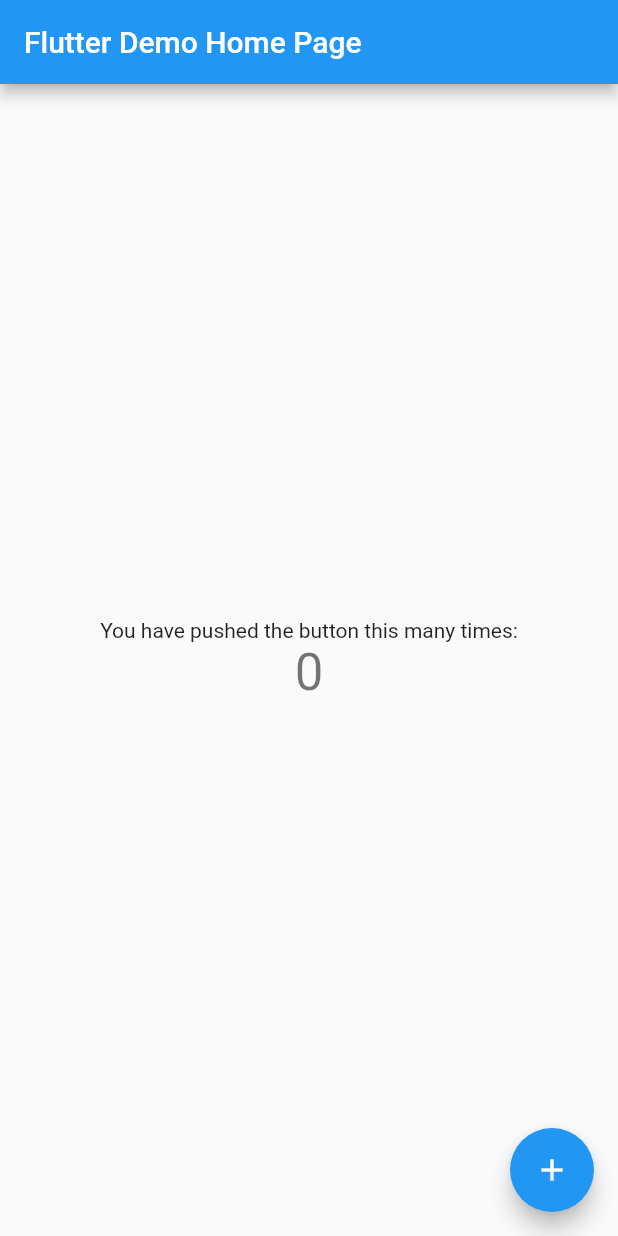
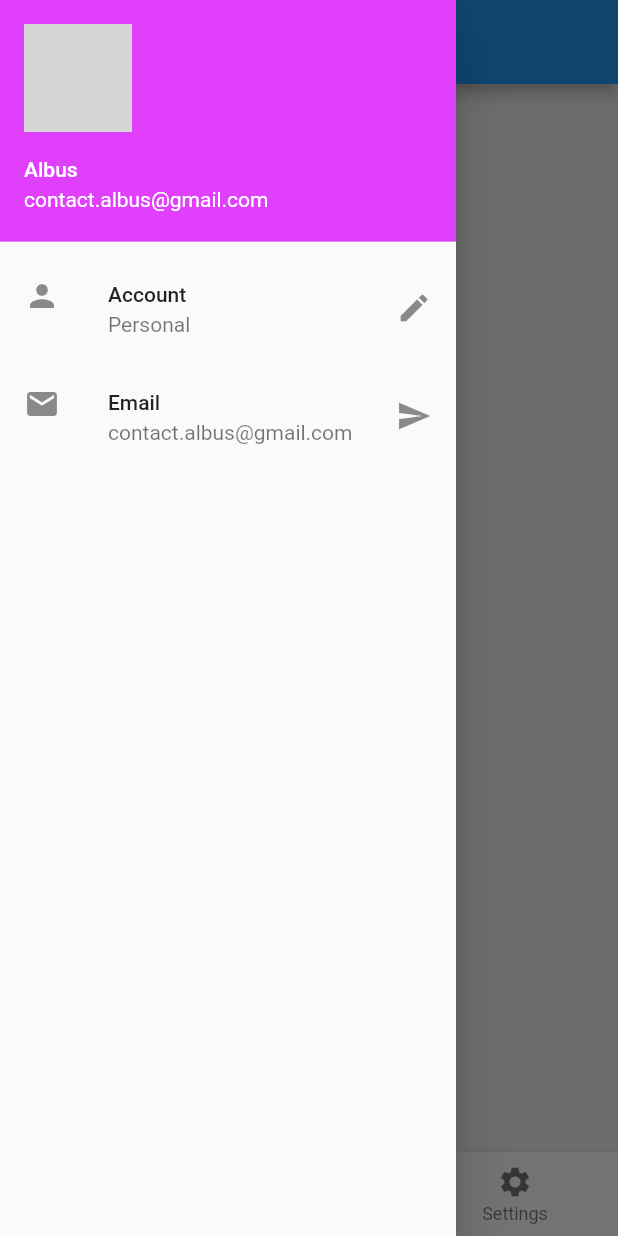
Before and after one commit to iam-niraj/Digital_Edu_MAT_02, a Flutter app: the screen it shows after launch, with the side drawer open (before the commit the screen has no drawer), on a phone screen of 412 x 824 dp. Run offline on Flutter 3.47's test engine with Material 2 defaults, Android fonts, the phone set to English and light mode, and no system bars; grey boxes are pictures that could not be loaded.

Commit message:
Added homepage

```diff
--- /dev/null
+++ b/lib/Screen/Homepage.dart
@@ -0,0 +1,52 @@
+import 'package:flutter/material.dart';
+
+import 'drawer.dart';
+
+ void main(List<String> args) {
+}
+
+class Homepage extends StatelessWidget {
+  const Homepage({ Key? key }) : super(key: key);
+
+  @override
+  Widget build(BuildContext context) {
+    return Scaffold(
+      backgroundColor: Colors.grey[200],
+      appBar: AppBar(
+        centerTitle: true,
+        title: Text("My App"),
+
+      ),
+      body: Container(),
+      bottomNavigationBar: BottomNavigationBar(
+        currentIndex: 0,
+        items: [
+          BottomNavigationBarItem(
+            icon: Icon(Icons.home),
+            label: 'Home',
+            tooltip: 'Home',
+            backgroundColor: Colors.blue
+          ),
+
+
+            BottomNavigationBarItem(
+            icon: Icon(Icons.health_and_safety_rounded),
+            label: 'Activity',
+            tooltip: 'Activity',
+            backgroundColor: Colors.blue
+          ),
+
+
+             BottomNavigationBarItem(
+            icon: Icon(Icons.settings),
+            label: 'Settings',
+            tooltip: 'Settings',
+            backgroundColor: Colors.blue
+          ),
+        ]
+        ),
+      drawer: MyDrawer(),
+    // ignore: dead_code
+    );;
+  }
+}
--- /dev/null
+++ b/lib/Screen/drawer.dart
@@ -0,0 +1,38 @@
+import 'package:flutter/material.dart';
+
+class MyDrawer extends StatelessWidget {
+  const MyDrawer({Key? key}) : super(key: key);
+
+  @override
+  Widget build(BuildContext context) {
+    return Drawer(
+      child: ListView(
+        padding: EdgeInsets.zero,
+        children: [
+          UserAccountsDrawerHeader(
+            accountName: Text("Albus"),
+            accountEmail: Text("contact.albus@gmail.com"),
+            currentAccountPicture: CircleAvatar(
+              backgroundImage: AssetImage("assets/images/self.jpg"),
+            ),
+            decoration: BoxDecoration(color: Colors.purpleAccent),
+          ),
+          ListTile(
+            leading: Icon(
+              Icons.person,
+            ),
+            title: Text("Account"),
+            subtitle: Text("Personal"),
+            trailing: Icon(Icons.edit),
+          ),
+          ListTile(
+            leading: Icon(Icons.email),
+            title: Text("Email"),
+            subtitle: Text("contact.albus@gmail.com"),
+            trailing: Icon(Icons.send),
+          ),
+        ],
+      ),
+    );
+  }
+}
--- a/lib/main.dart
+++ b/lib/main.dart
@@ -1,115 +1,7 @@
 import 'package:flutter/material.dart';
+import 'package:task_2/Screen/homepage.dart';
 
 void main() {
-  runApp(const MyApp());
+  runApp(MaterialApp(
+    home: Homepage(),));
 }
-
-class MyApp extends StatelessWidget {
-  const MyApp({Key? key}) : super(key: key);
-
-  // This widget is the root of your application.
-  @override
-  Widget build(BuildContext context) {
-    return MaterialApp(
-      title: 'Flutter Demo',
-      theme: ThemeData(
-        // This is the theme of your application.
-        //
-        // Try running your application with "flutter run". You'll see the
-        // application has a blue toolbar. Then, without quitting the app, try
-        // changing the primarySwatch below to Colors.green and then invoke
-        // "hot reload" (press "r" in the console where you ran "flutter run",
-        // or simply save your changes to "hot reload" in a Flutter IDE).
-        // Notice that the counter didn't reset back to zero; the application
-        // is not restarted.
-        primarySwatch: Colors.blue,
-      ),
-      home: const MyHomePage(title: 'Flutter Demo Home Page'),
-    );
-  }
-}
-
-class MyHomePage extends StatefulWidget {
-  const MyHomePage({Key? key, required this.title}) : super(key: key);
-
-  // This widget is the home page of your application. It is stateful, meaning
-  // that it has a State object (defined below) that contains fields that affect
-  // how it looks.
-
-  // This class is the configuration for the state. It holds the values (in this
-  // case the title) provided by the parent (in this case the App widget) and
-  // used by the build method of the State. Fields in a Widget subclass are
-  // always marked "final".
-
-  final String title;
-
-  @override
-  State<MyHomePage> createState() => _MyHomePageState();
-}
-
-class _MyHomePageState extends State<MyHomePage> {
-  int _counter = 0;
-
-  void _incrementCounter() {
-    setState(() {
-      // This call to setState tells the Flutter framework that something has
-      // changed in this State, which causes it to rerun the build method below
-      // so that the display can reflect the updated values. If we changed
-      // _counter without calling setState(), then the build method would not be
-      // called again, and so nothing would appear to happen.
-      _counter++;
-    });
-  }
-
-  @override
-  Widget build(BuildContext context) {
-    // This method is rerun every time setState is called, for instance as done
-    // by the _incrementCounter method above.
-    //
-    // The Flutter framework has been optimized to make rerunning build methods
-    // fast, so that you can just rebuild anything that needs updating rather
-    // than having to individually change instances of widgets.
-    return Scaffold(
-      appBar: AppBar(
-        // Here we take the value from the MyHomePage object that was created by
-        // the App.build method, and use it to set our appbar title.
-        title: Text(widget.title),
-      ),
-      body: Center(
-        // Center is a layout widget. It takes a single child and positions it
-        // in the middle of the parent.
-        child: Column(
-          // Column is also a layout widget. It takes a list of children and
-          // arranges them vertically. By default, it sizes itself to fit its
-          // children horizontally, and tries to be as tall as its parent.
-          //
-          // Invoke "debug painting" (press "p" in the console, choose the
-          // "Toggle Debug Paint" action from the Flutter Inspector in Android
-          // Studio, or the "Toggle Debug Paint" command in Visual Studio Code)
-          // to see the wireframe for each widget.
-          //
-          // Column has various properties to control how it sizes itself and
-          // how it positions its children. Here we use mainAxisAlignment to
-          // center the children vertically; the main axis here is the vertical
-          // axis because Columns are vertical (the cross axis would be
-          // horizontal).
-          mainAxisAlignment: MainAxisAlignment.center,
-          children: <Widget>[
-            const Text(
-              'You have pushed the button this many times:',
-            ),
-            Text(
-              '$_counter',
-              style: Theme.of(context).textTheme.headline4,
-            ),
-          ],
-        ),
-      ),
-      floatingActionButton: FloatingActionButton(
-        onPressed: _incrementCounter,
-        tooltip: 'Increment',
-        child: const Icon(Icons.add),
-      ), // This trailing comma makes auto-formatting nicer for build methods.
-    );
-  }
-}
```
